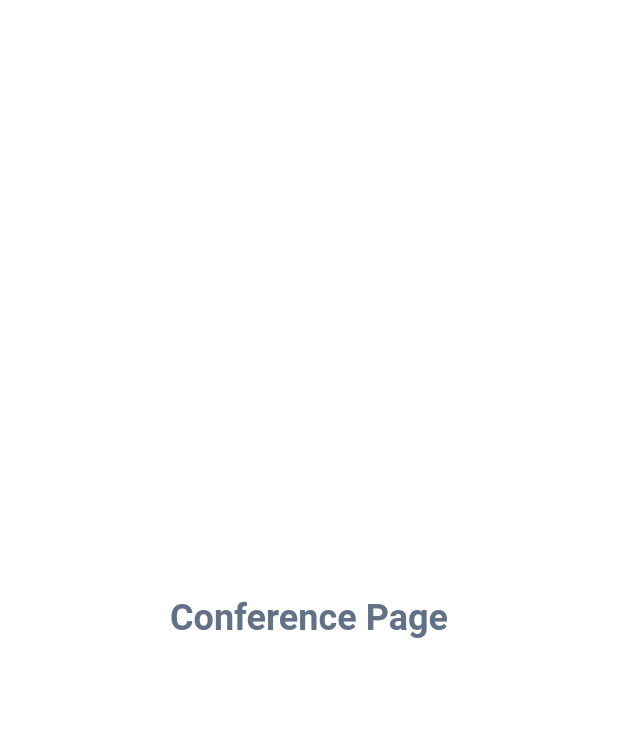
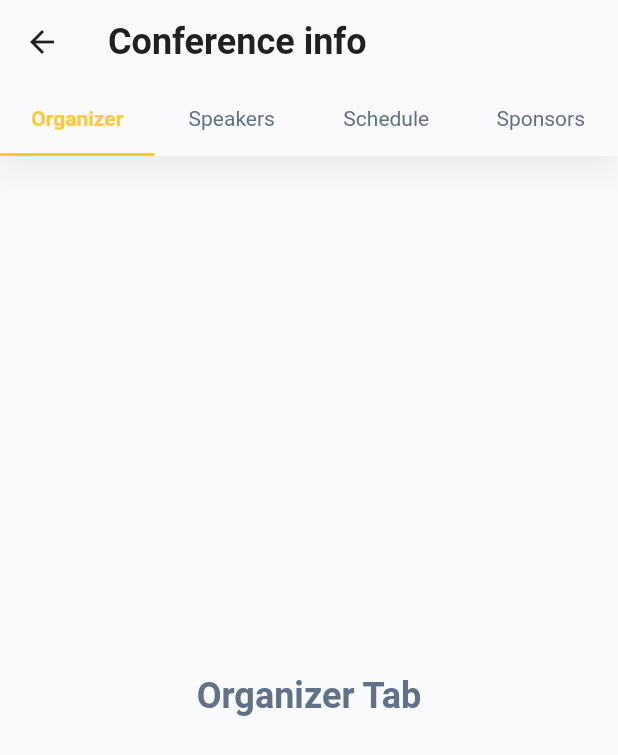
Before and after one commit to shaunhossain/LH_task, a Flutter app: the ConferenceInfoPage screen opened by its route, on a phone screen of 412 x 824 dp. Shown: the top 755 px of the screen. Run offline on Flutter 3.47's test engine with Material 2 defaults, Android fonts, the phone set to English and light mode, and no system bars; our stand-ins replace bloc, connectivity_plus, flutter_bloc, flutter_svg.

Commit message:
add conference info tab view

```diff
--- a/lib/core/util/app_colors.dart
+++ b/lib/core/util/app_colors.dart
@@ -10,5 +10,4 @@
   const greyColor = Color(0xffCDCDCD);
   const blueColor = Color(0xff2563EB);
   const whiteColor = Color(0xffF9FAFB);
- const darkWhiteColor = Color(0xFFF9FAFB);
  const shadowColor = Color(0x34000000);
--- a/lib/ui/page/conference_info_page/conference_info_page.dart
+++ b/lib/ui/page/conference_info_page/conference_info_page.dart
@@ -2,16 +2,66 @@ import 'package:flutter/material.dart';
 import 'package:react_conf/core/util/app_colors.dart';
 import 'package:react_conf/core/util/size_config.dart';
 import 'package:react_conf/core/util/styles.dart';
+import 'package:react_conf/ui/page/conference_info_page/tab/organizer_tab.dart';
+import 'package:react_conf/ui/page/conference_info_page/tab/schedule_tab.dart';
+import 'package:react_conf/ui/page/conference_info_page/tab/speakers_tab.dart';
+import 'package:react_conf/ui/page/conference_info_page/tab/sponsors_tab.dart';
 
-class ConferenceInfoPage extends StatelessWidget {
+class ConferenceInfoPage extends StatefulWidget {
   const ConferenceInfoPage({super.key});
 
   @override
+  State<ConferenceInfoPage> createState() => _ConferenceInfoPageState();
+}
+
+class _ConferenceInfoPageState extends State<ConferenceInfoPage> {
+  @override
   Widget build(BuildContext context) {
     SizeConfig().init(context);
-    return SafeArea(child: Scaffold(
+    return SafeArea(
+        child: DefaultTabController(
+          length: 4,
+          child: Scaffold(
       backgroundColor: Colors.white,
-      body: Center(child: Text("Conference Page",style: h1TextStyle(darkGreyColor),)),
-    ));
+      appBar: AppBar(
+          leading: IconButton(
+            icon: const Icon(
+              Icons.arrow_back,
+              color: blackColor,
+            ),
+            onPressed: () {
+              Navigator.of(context).pop();
+            },
+          ),
+          title: Text(
+            "Conference info",
+            style: h1TextStyle(blackColor),
+          ),
+          shadowColor: shadowColor,
+          elevation: 8,
+        bottom: TabBar(
+          indicatorColor: primaryColor,
+          labelColor: primaryColor,
+          unselectedLabelColor: darkGreyColor,
+          labelStyle: h5TextStyle(primaryColor),
+          unselectedLabelStyle: p1TextStyle(darkGreyColor),
+          tabs: const [
+            Tab(text: "Organizer",),
+            Tab(text: "Speakers"),
+            Tab(text: "Schedule"),
+            Tab(text: "Sponsors"),
+          ],
+        ),
+      ),
+            body: const TabBarView(
+              children: [
+                OrganizerTab(),
+                SpeakersTab(),
+                ScheduleTab(),
+                SponsorsTab()
+              ],
+            ),
+    ),
+        ));
   }
 }
--- /dev/null
+++ b/lib/ui/page/conference_info_page/tab/organizer_tab.dart
@@ -0,0 +1,18 @@
+import 'package:flutter/material.dart';
+import 'package:react_conf/core/util/app_colors.dart';
+import 'package:react_conf/core/util/styles.dart';
+
+class OrganizerTab extends StatelessWidget {
+  const OrganizerTab({super.key});
+
+  @override
+  Widget build(BuildContext context) {
+    return Scaffold(
+      body: Center(
+          child: Text(
+            "Organizer Tab",
+            style: h1TextStyle(darkGreyColor),
+          )),
+    );
+  }
+}
--- a/lib/ui/widgets/home_page/custom_conference_item.dart
+++ b/lib/ui/widgets/home_page/custom_conference_item.dart
@@ -5,10 +5,11 @@ import 'package:react_conf/core/util/styles.dart';
 import 'package:react_conf/ui/widgets/home_page/highlighter_indicator.dart';
 
 class CustomConferenceItem extends StatelessWidget {
-  const CustomConferenceItem({super.key, required this.title, required this.about, required this.date});
+  const CustomConferenceItem({super.key, required this.title, required this.about, required this.date, required this.onTap});
   final String title;
   final String about;
   final String date;
+  final Function() onTap;
 
   @override
   Widget build(BuildContext context) {
@@ -32,6 +33,8 @@ class CustomConferenceItem extends StatelessWidget {
           Positioned(
               left: SizeConfig.width! * 0.22,
               top: 25,
+              child: GestureDetector(
+                onTap: onTap,
                 child: Card(
                   elevation: 8,
                   shadowColor: shadowColor,
@@ -86,6 +89,7 @@ class CustomConferenceItem extends StatelessWidget {
                       ),
                     ],
                   ),
+                ),
               )),
           Positioned(
               left: SizeConfig.width! * 0.22,
--- a/lib/ui/widgets/home_page/custom_conference_last_item.dart
+++ b/lib/ui/widgets/home_page/custom_conference_last_item.dart
@@ -5,10 +5,11 @@ import 'package:react_conf/core/util/styles.dart';
 import 'package:react_conf/ui/widgets/home_page/highlighter_indicator.dart';
 
 class CustomConferenceLastItem extends StatelessWidget {
-  const CustomConferenceLastItem({super.key, required this.title, required this.about, required this.date});
+  const CustomConferenceLastItem({super.key, required this.title, required this.about, required this.date, required this.onTap});
   final String title;
   final String about;
   final String date;
+  final Function() onTap;
 
   @override
   Widget build(BuildContext context) {
```
Also changed, not shown: lib/ui/page/conference_info_page/tab/schedule_tab.dart (added, +18 -0 lines), lib/ui/page/conference_info_page/tab/speakers_tab.dart (added, +18 -0 lines), lib/ui/page/conference_info_page/tab/sponsors_tab.dart (added, +18 -0 lines), lib/ui/page/home_page/home_page.dart (+53 -9 lines). Lines whose indentation alone changed are shown as unchanged.
